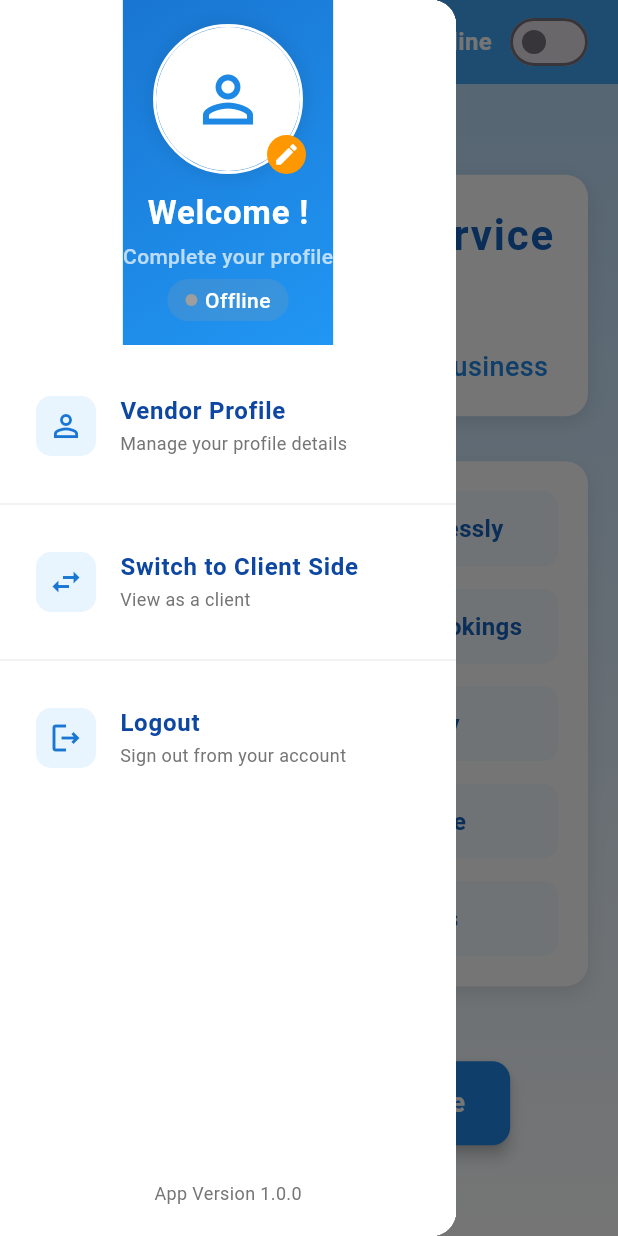
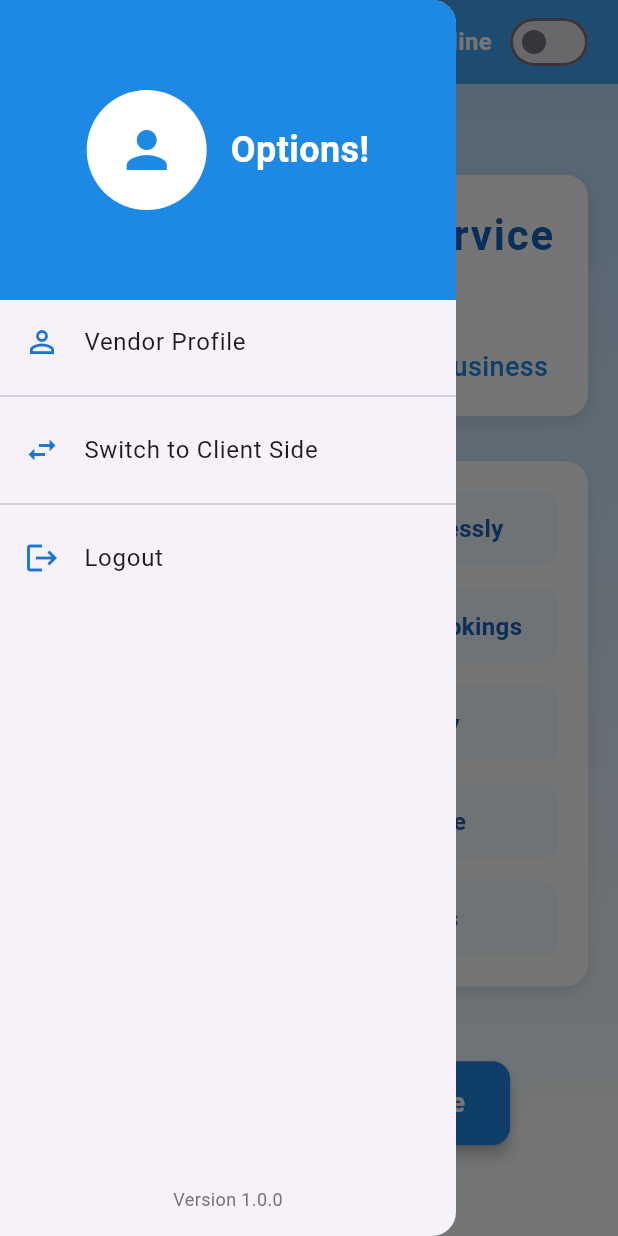
Before and after one commit to chhamza11/handyman_home_services_app, a Flutter app: the VendorDashboardScreen screen opened by its route, with the side drawer open, on a phone screen of 412 x 824 dp. Run offline on Flutter 3.47's test engine with Material 3 defaults, Android fonts, the phone set to English and light mode, and no system bars; our stand-ins replace animate_do, cloud_firestore, dots_indicator, firebase_auth, firebase_core, flutter_animate and 3 more; accounts and stored records are empty.

```diff
--- a/lib/features/vendor/screens/vendor_dashboard.dart
+++ b/lib/features/vendor/screens/vendor_dashboard.dart
@@ -61,11 +61,32 @@ class _VendorDashboardScreenState extends State<VendorDashboardScreen> {
           .doc(user.uid)
           .snapshots()
           .listen((doc) {
-        if (doc.exists) {
+        if (doc.exists && mounted) {
+          final data = doc.data();
+          if (data != null) {
             setState(() {
-            isProfileComplete = doc.data()?['isProfileComplete'] ?? false;
-            vendorName = doc.data()?['name']?.trim() ?? 'Guest';
+              isProfileComplete = data['isProfileComplete'] ?? false;
+
+              // Simplified name check
+              if (data['name'] != null &&
+                  data['name'].toString().trim().isNotEmpty) {
+                vendorName = data['name'].toString().trim();
+                print('Name updated to: $vendorName'); // Debug print
+              } else {
+                vendorName = 'Guest';
+                print('Name set to Guest'); // Debug print
+              }
             });
+          }
+        } else {
+          if (mounted) {
+            setState(() {
+              isProfileComplete = false;
+              vendorName = 'Guest';
+              print(
+                  'Document doesn\'t exist, name set to Guest'); // Debug print
+            });
+          }
         }
       });
     }
@@ -90,7 +111,7 @@ class _VendorDashboardScreenState extends State<VendorDashboardScreen> {
         backgroundColor: Colors.blue[400],
         elevation: 0,
         title: Text(
-          'Vendor Dashboard',
+          'Dashboard',
           style: TextStyle(
             fontWeight: FontWeight.bold,
             letterSpacing: 0.5,
@@ -127,181 +148,70 @@ class _VendorDashboardScreenState extends State<VendorDashboardScreen> {
         ],
       ),
       drawer: Drawer(
-        elevation: 0,
-        child: Container(
-          decoration: BoxDecoration(
-            color: Colors.white,
-          ),
         child: Column(
           children: [
             Container(
-                height: 230,
-                decoration: BoxDecoration(
-                  gradient: LinearGradient(
-                    begin: Alignment.topLeft,
-                    end: Alignment.bottomRight,
-                    colors: [Colors.blue[700]!, Colors.blue[500]!],
-                  ),
-                ),
-                child: SafeArea(
-                  child: Column(
+              height: 200,
+              color: Colors.blue[600],
+              child: Center(
+                child: Row(
                   mainAxisAlignment: MainAxisAlignment.center,
                   children: [
-                      Stack(
-                        children: [
-                          Container(
-                            margin: EdgeInsets.only(bottom: 10),
-                            height: 100,
-                            decoration: BoxDecoration(
-                              shape: BoxShape.circle,
-                              border: Border.all(color: Colors.white, width: 2),
-                              boxShadow: [
-                                BoxShadow(
-                                  color: Colors.black.withOpacity(0.1),
-                                  spreadRadius: 1,
-                                  blurRadius: 10,
-                                ),
-                              ],
-                            ),
-                            child: CircleAvatar(
-                              radius: 50,
+                    CircleAvatar(
+                      radius: 40,
                       backgroundColor: Colors.white,
                       child: Icon(
-                                isProfileComplete
-                                    ? Icons.person
-                                    : Icons.person_outline,
-                                size: 50,
+                        Icons.person,
+                        size: 40,
                         color: Colors.blue[600],
                       ),
                     ),
-                          ),
-                          if (!isProfileComplete)
-                            Positioned(
-                              right: 0,
-                              bottom: 10,
-                              child: Container(
-                                padding: EdgeInsets.all(4),
-                                decoration: BoxDecoration(
-                                  color: Colors.orange,
-                                  shape: BoxShape.circle,
-                                ),
-                                child: Icon(
-                                  Icons.edit,
-                                  size: 18,
-                                  color: Colors.white,
-                                ),
-                              ),
-                            ),
-                        ],
-                      ),
+                    SizedBox(width: 16),
                     Text(
-                        'Welcome ${vendorName}!',
+                      'Options!',
                       style: TextStyle(
                         color: Colors.white,
-                          fontSize: 22,
+                        fontSize: 24,
                         fontWeight: FontWeight.bold,
-                          letterSpacing: 0.5,
-                        ),
-                      ),
-                      if (!isProfileComplete)
-                        Padding(
-                          padding: EdgeInsets.only(top: 4),
-                          child: Text(
-                            'Complete your profile',
-                            style: TextStyle(
-                              color: Colors.white70,
-                              fontSize: 14,
-                              fontWeight: FontWeight.w500,
-                            ),
-                          ),
-                        ),
-                      SizedBox(height: 5),
-                      Container(
-                        padding:
-                            EdgeInsets.symmetric(horizontal: 12, vertical: 4),
-                        decoration: BoxDecoration(
-                          color: isOnline
-                              ? Colors.green.withOpacity(0.2)
-                              : Colors.grey.withOpacity(0.2),
-                          borderRadius: BorderRadius.circular(20),
-                        ),
-                        child: Row(
-                          mainAxisSize: MainAxisSize.min,
-                          children: [
-                            Container(
-                              width: 8,
-                              height: 8,
-                              margin: EdgeInsets.only(right: 5),
-                              decoration: BoxDecoration(
-                                shape: BoxShape.circle,
-                                color: isOnline ? Colors.green : Colors.grey,
-                              ),
-                            ),
-                            Text(
-                              isOnline ? 'Active Now' : 'Offline',
-                              style: TextStyle(
-                                color: Colors.white,
-                                fontSize: 14,
-                                fontWeight: FontWeight.w500,
-                              ),
-                            ),
-                          ],
                       ),
                     ),
                   ],
                 ),
               ),
             ),
-              Expanded(
-                child: Container(
-                  padding: EdgeInsets.symmetric(vertical: 10),
-                  child: Column(
-                    children: [
-                      _buildDrawerItem(
-                        icon: Icons.person_outline,
-                        title: 'Vendor Profile',
-                        subtitle: 'Manage your profile details',
-                        onTap: () =>
-                            Navigator.pushNamed(context, '/Vendor_profile'),
+            ListTile(
+              leading: Icon(Icons.person_outline, color: Colors.blue[700]),
+              title: Text('Vendor Profile'),
+              onTap: () => Navigator.pushNamed(context, '/Vendor_profile'),
             ),
-                      Divider(color: Colors.grey[200], thickness: 1),
-                      _buildDrawerItem(
-                        icon: Icons.swap_horiz_outlined,
-                        title: 'Switch to Client Side',
-                        subtitle: 'View as a client',
+            Divider(),
+            ListTile(
+              leading: Icon(Icons.swap_horiz, color: Colors.blue[700]),
+              title: Text('Switch to Client Side'),
               onTap: () async {
                 await _saveSidePreference('client');
-                          Navigator.pushReplacementNamed(
-                              context, '/client_dashboard');
+                Navigator.pushReplacementNamed(context, '/client_dashboard');
               },
             ),
-                      Divider(color: Colors.grey[200], thickness: 1),
-                      _buildDrawerItem(
-                        icon: Icons.logout_outlined,
-                        title: 'Logout',
-                        subtitle: 'Sign out from your account',
+            Divider(),
+            ListTile(
+              leading: Icon(Icons.logout, color: Colors.blue[700]),
+              title: Text('Logout'),
               onTap: () async {
                 final prefs = await SharedPreferences.getInstance();
                 await prefs.clear();
                 Navigator.pushReplacementNamed(context, '/login');
               },
             ),
-                    ],
-                  ),
-                ),
-              ),
-              Container(
-                padding: EdgeInsets.all(20),
+            Expanded(child: SizedBox()),
+            Padding(
+              padding: EdgeInsets.all(16),
               child: Text(
-                  'App Version 1.0.0',
-                  style: TextStyle(
-                    color: Colors.grey[600],
-                    fontSize: 12,
-                  ),
+                'Version 1.0.0',
+                style: TextStyle(color: Colors.grey[600], fontSize: 12),
               ),
             ),
           ],
-          ),
         ),
       ),
       body: Container(
@@ -337,51 +247,6 @@ class _VendorDashboardScreenState extends State<VendorDashboardScreen> {
           ],
         ),
       ),
-    );
-  }
-
-  Widget _buildDrawerItem({
-    required IconData icon,
-    required String title,
-    required VoidCallback onTap,
-    String? subtitle,
-  }) {
-    return ListTile(
-      contentPadding: EdgeInsets.symmetric(horizontal: 24, vertical: 8),
-      leading: Container(
-        padding: EdgeInsets.all(8),
-        decoration: BoxDecoration(
-          color: Colors.blue.withOpacity(0.1),
-          borderRadius: BorderRadius.circular(10),
-        ),
-        child: Icon(
-          icon,
-          color: Colors.blue[700],
-          size: 24,
-        ),
-      ),
-      title: Text(
-        title,
-        style: TextStyle(
-          color: Colors.blue[900],
-          fontSize: 16,
-          fontWeight: FontWeight.w600,
-        ),
-      ),
-      subtitle: subtitle != null
-          ? Text(
-              subtitle,
-              style: TextStyle(
-                color: Colors.grey[600],
-                fontSize: 12,
-              ),
-            )
-          : null,
-      onTap: onTap,
-      shape: RoundedRectangleBorder(
-        borderRadius: BorderRadius.circular(10),
-      ),
-      hoverColor: Colors.blue.withOpacity(0.05),
     );
   }
 
```
Lines whose indentation alone changed are shown as unchanged.
